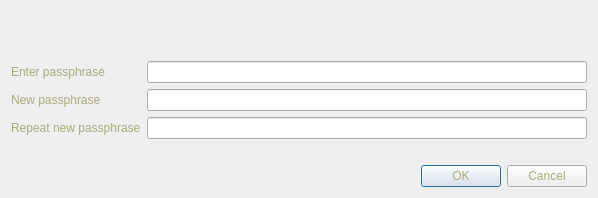
First picture: the form in src/qt/forms/askpassphrasedialog.ui, repository SpartanCoin-SPN-Reborn/SpartanCoin-SPN-Reborn-2019-master, before the edit.
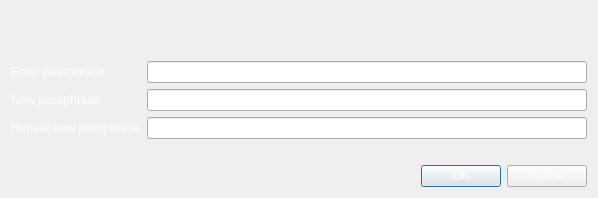
Second picture: the form after the edit. Icons and pictures are not drawn.

```diff
--- a/src/qt/forms/askpassphrasedialog.ui
+++ b/src/qt/forms/askpassphrasedialog.ui
@@ -27,8 +27,7 @@
   </property>
   <property name="styleSheet">
    <string notr="true">background-image: url(:/images/bkg2);
-color: rgb(255, 249, 178);
-color: rgb(170, 170, 127);</string>
+color: rgb(255, 255, 255);</string>
   </property>
   <layout class="QVBoxLayout" name="verticalLayout">
    <item>
```
